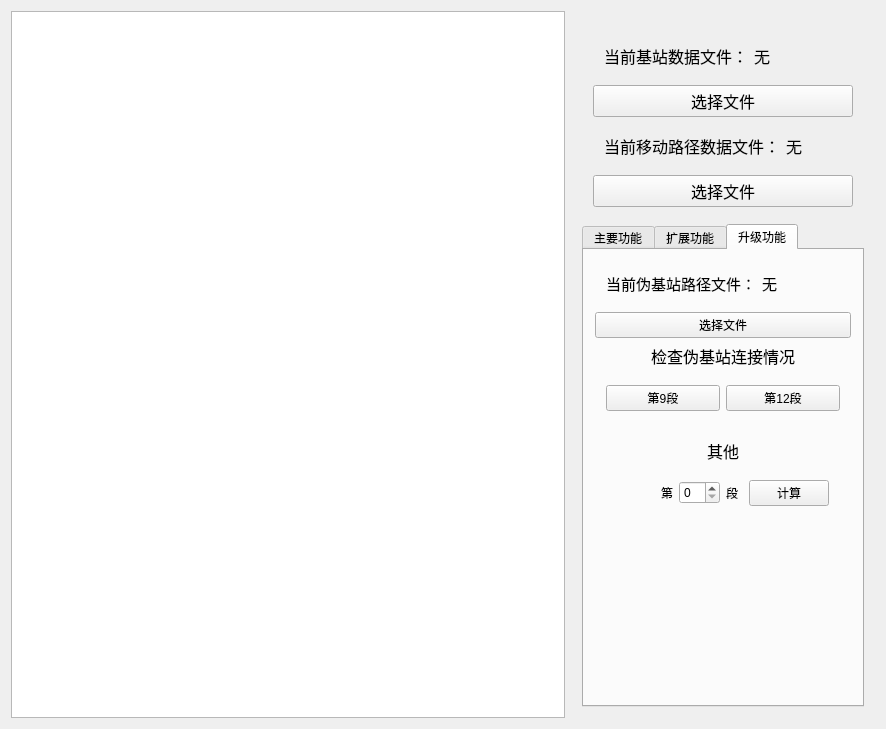
Old version of the form CourseDesign.ui in the repository Delerrr/Course-Project-Qt.
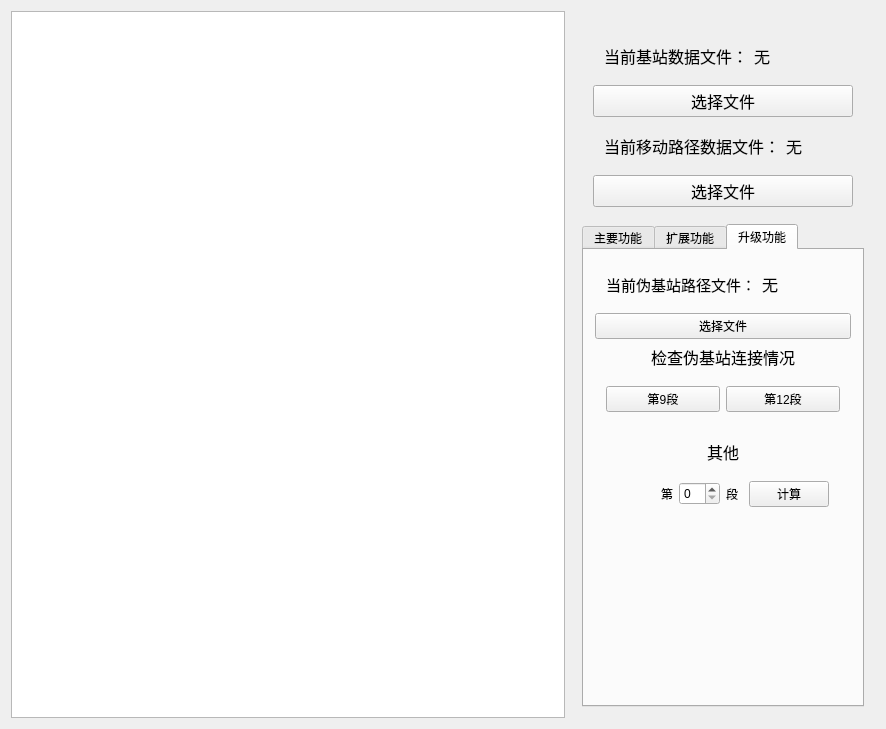
New version of the form.

Commit message: Bug修复：修复了扩展功能二中没有重叠区时数组越界的Bug

What changed in the file:
```diff
--- a/CourseDesign.ui
+++ b/CourseDesign.ui
@@ -592,7 +592,8 @@
                <widget class="QLabel" name="pseudo_label">
                 <property name="font">
                  <font>
-                  <pointsize>11</pointsize>
+                  <family>新宋体</family>
+                  <pointsize>12</pointsize>
                  </font>
                 </property>
                 <property name="text">
```
The commit also changes 1 other file.
